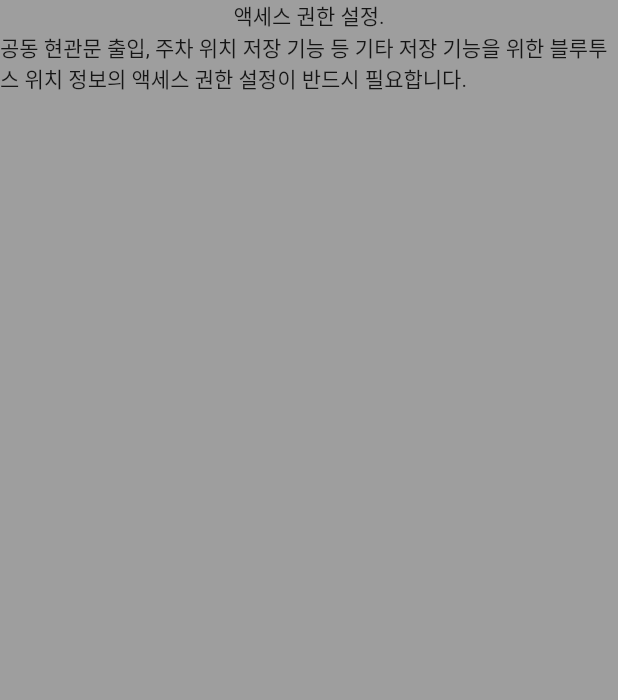
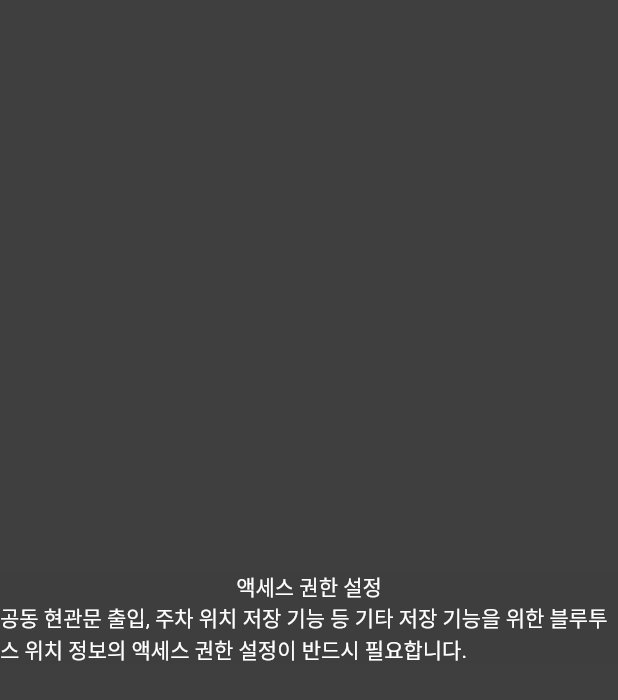
Before and after one commit to HanKyeol0/IoT-SmartHome-App, a Flutter app: the AccessAuthority screen opened directly, on a phone screen of 412 x 824 dp. Shown: the top 700 px of the screen. Run offline on Flutter 3.47's test engine with Material 2 defaults, Android fonts, the phone set to English and light mode, and no system bars.

Commit message:
home commit

```diff
--- a/lib/login/access_authority.dart
+++ b/lib/login/access_authority.dart
@@ -11,19 +11,32 @@ class _AccessAuthorityState extends State<AccessAuthority> {
   @override
   Widget build(BuildContext context) {
     return Scaffold(
-      body: Center(
-        child: Container(
-          color: Colors.grey,
-          child: const Column(
-            children: [
-              Text('액세스 권한 설정.'),
-              Text(
-                  "공동 현관문 출입, 주차 위치 저장 기능 등 기타 저장 기능을 위한 블루투스 위치 정보의 액세스 권한 설정이 반드시 필요합니다.")
-            ],
+      body: Column(
+        mainAxisAlignment: MainAxisAlignment.center,
+        children: [
+          Container(
+            color: const Color(0xFF3E3E3E),
+            decoration: BoxDecoration(
+              borderRadius: BorderRadius.circular(30),
+            ),
+            child: Column(
+              children: [
+                Container(
+                  child: const Text(
+                    '액세스 권한 설정',
+                    style: TextStyle(color: Colors.white),
+                  ),
+                ),
+                const Text(
+                  "공동 현관문 출입, 주차 위치 저장 기능 등 기타 저장 기능을 위한 블루투스 위치 정보의 액세스 권한 설정이 반드시 필요합니다.",
+                  style: TextStyle(color: Colors.white),
+                ),
+              ],
+            ),
           ),
-        ),
+        ],
       ),
-      backgroundColor: const Color(0xFF3E3E3E),
+      backgroundColor: const Color(0xFF3F3F3F),
     );
   }
 }
--- a/lib/main.dart
+++ b/lib/main.dart
@@ -1,5 +1,6 @@
 import 'package:flutter/material.dart';
-import 'package:luxrobo_publish/splash/splash_screen.dart';
+
+import 'login/access_authority.dart';
 
 void main() {
   runApp(const MyApp());
@@ -10,7 +11,7 @@ class MyApp extends StatelessWidget {
   @override
   Widget build(BuildContext context) {
     return const MaterialApp(
-      home: SplashScreen(),
+      home: AccessAuthority(),
     );
   }
 }
```
